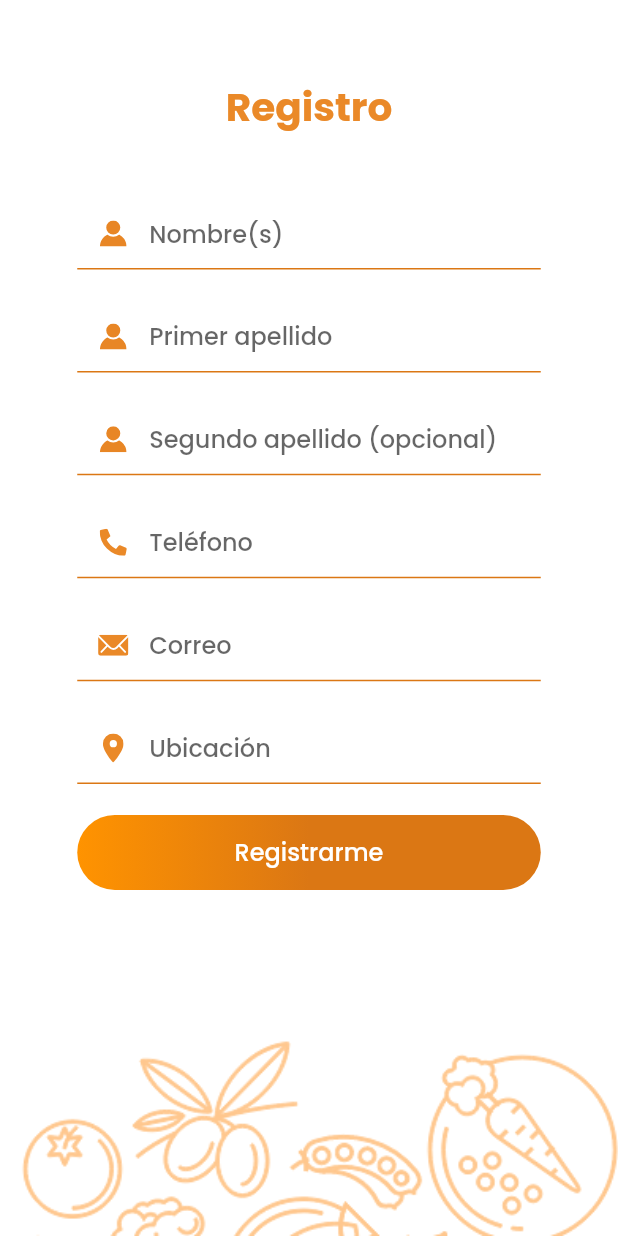
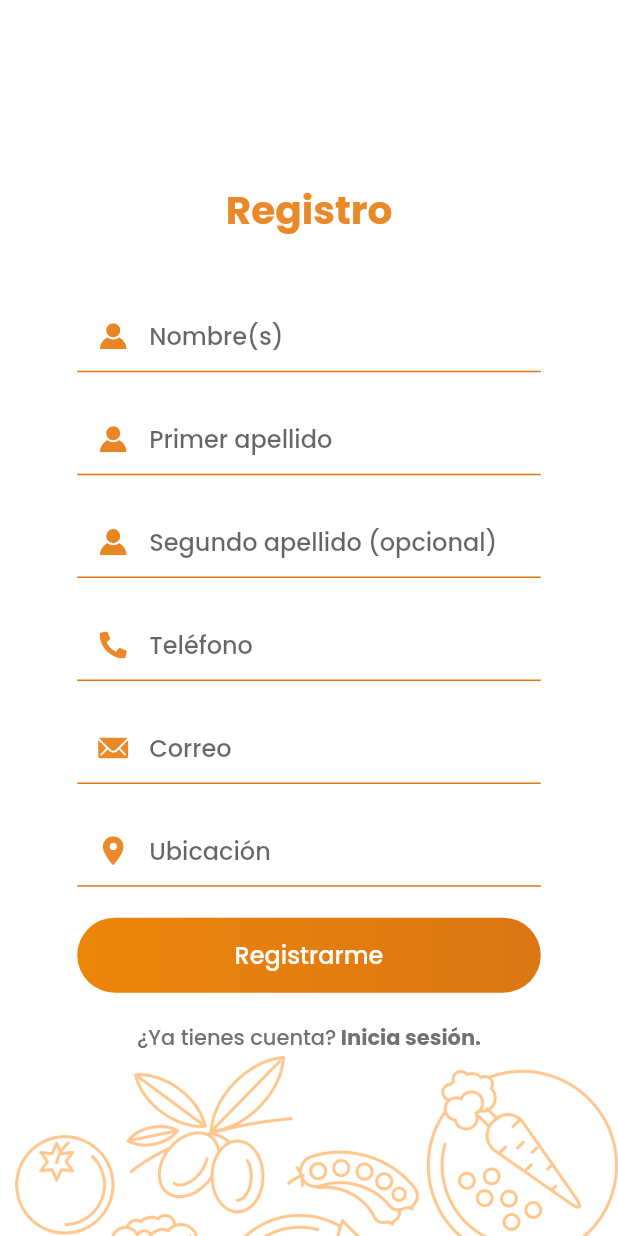
Before and after one commit to andyBbx/bookify, a Flutter app: the screen it shows after launch, after a tap on "Regístrate", on a phone screen of 412 x 824 dp. Run offline on Flutter 3.47's test engine with Material 2 defaults, Android fonts, the phone set to English and light mode, and no system bars; our stand-ins replace bloc, carousel_slider, flutter_bloc, flutter_rating_bar, flutter_svg.

Commit message:
Flow and graphic details

```diff
--- a/lib/constants/color.dart
+++ b/lib/constants/color.dart
@@ -24,7 +24,7 @@ Color frameColor = const Color(0xFFFFC68D);
 
 final LinearGradient appgradient = LinearGradient(
     colors: [gradient2, gradient1],
-    begin: const FractionalOffset(0.0, 0.0),
-    end: const FractionalOffset(0.5, 0.0),
+    begin: const FractionalOffset(-1.0, 0.0),
+    end: const FractionalOffset(1.0, 0.0),
     stops: const [0.0, 1.0],
     tileMode: TileMode.clamp);
--- a/lib/main.dart
+++ b/lib/main.dart
@@ -8,9 +8,14 @@ import 'presentation/screens/splash_screen.dart';
 import 'package:flutter_bloc/flutter_bloc.dart';
 import 'package:flutter_svg/svg.dart';
 import 'package:flutter/widgets.dart';
+import 'package:flutter/services.dart';
 
 void main() {
-  runApp(MyApp());
+  WidgetsFlutterBinding.ensureInitialized();
+  SystemChrome.setPreferredOrientations([DeviceOrientation.portraitUp])
+      .then((_) {
+    runApp(MyApp());
+  });
 }
 
 class MyApp extends StatelessWidget {
--- a/lib/presentation/screens/auth_screen/signup/register_screen.dart
+++ b/lib/presentation/screens/auth_screen/signup/register_screen.dart
@@ -1,6 +1,7 @@
 import 'package:bookify/constants/color.dart';
 import 'package:bookify/data/models/user.dart';
 import 'package:bookify/logics/cubit/signup_cubit.dart';
+import 'package:bookify/presentation/screens/auth_screen/login/login_screen.dart';
 import 'package:bookify/presentation/screens/home/home_screen.dart';
 import 'package:bookify/presentation/widgets/widgets.dart';
 import 'package:flutter/material.dart';
@@ -21,22 +22,30 @@ class RegisterScreen extends StatelessWidget {
         (MediaQuery.of(context).orientation == Orientation.landscape);
 
     return Container(
+      color: Colors.white,
+      child: Stack(
+        alignment: Alignment.bottomCenter,
+        children: [
+          Container(
+            height: 120,
             decoration: BoxDecoration(
-          color: Colors.white,
               image: DecorationImage(
                   fit: BoxFit.fitWidth,
-              alignment: Alignment.bottomCenter,
+                  alignment: Alignment.topCenter,
                   image: AssetImage(
                     !isLandccape
-                    ? "assets/images/pre_login_bottom_frame.png"
-                    : "assets/images/pre_login_bottom_frame.png",
-              ))),
-      child: Scaffold(
+                        ? "assets/halfPattern.png"
+                        : "assets/halfPattern.png",
+                  )),
+            ),
+          ),
+          Scaffold(
             backgroundColor: Colors.transparent,
             body: Form(
               key: _formKey,
               child: ListView(
-            padding: EdgeInsets.all(widht / 8),
+                padding: EdgeInsets.only(
+                    left: widht / 8, right: widht / 8, top: 120, bottom: 60),
                 children: [
                   // const SizedBox(
                   //   height: 100,
@@ -180,8 +189,8 @@ class RegisterScreen extends StatelessWidget {
                       onChanged: (val) {
                         userr.email = val;
                       },
-                  validator: (val) =>
-                      val.toString().length > 3 && val.toString().contains("@")
+                      validator: (val) => val.toString().length > 3 &&
+                              val.toString().contains("@")
                           ? null
                           : "Este campo es requerido",
                       keyboardType: TextInputType.emailAddress,
@@ -280,12 +289,35 @@ class RegisterScreen extends StatelessWidget {
                             );
                     },
                   ),
-              SizedBox(
-                height: 50,
-              )
+                  const SizedBox(
+                    height: 20,
+                  ),
+                  Row(
+                    mainAxisAlignment: MainAxisAlignment.center,
+                    children: [
+                      Text(
+                        "¿Ya tienes cuenta?",
+                        style: TextStyle(
+                            fontWeight: FontWeight.normal, color: textDrkgray),
+                      ),
+                      InkWell(
+                        onTap: () {
+                          Navigator.of(context).pushReplacement(
+                              MaterialPageRoute(
+                                  builder: (context) => LoginScreen()));
+                        },
+                        child: Text(" Inicia sesión.",
+                            style: TextStyle(
+                                fontWeight: FontWeight.bold,
+                                color: textDrkgray)),
+                      ),
+                    ],
+                  ),
                 ],
               ),
             ),
+          ),
+        ],
       ),
     );
   }
--- a/lib/presentation/screens/pre_login_screen.dart
+++ b/lib/presentation/screens/pre_login_screen.dart
@@ -23,34 +23,35 @@ class PreLoginScreen extends StatelessWidget {
       decoration: BoxDecoration(
           color: splash_background,
           image: DecorationImage(
-              fit: BoxFit.fitWidth,
+              fit: BoxFit.cover,
               alignment: Alignment.topCenter,
               image: AssetImage(
-                !isLandccape
-                    ? "assets/images/pre_login_bottom_frame.png"
-                    : "assets/images/pre_login_bottom_frame.png",
+                !isLandccape ? "assets/pattern.png" : "assets/pattern.png",
               ))),
       child: Scaffold(
         backgroundColor: Colors.transparent,
         body: Align(
           alignment: Alignment.bottomCenter,
-          child: Container(
+          child: Stack(
+            alignment: Alignment.bottomCenter,
+            children: [
+              Container(
                 padding: EdgeInsets.all(widht / 8),
                 height: height / 1.7,
                 width: double.infinity,
-            decoration: const BoxDecoration(
+                decoration: BoxDecoration(
                     color: Colors.white,
                     borderRadius: BorderRadius.only(
                         topLeft: Radius.circular(50),
-                    topRight: Radius.circular(50))),
+                        topRight: const Radius.circular(50))),
                 child: Column(
-              mainAxisAlignment: MainAxisAlignment.center,
+                  mainAxisAlignment: MainAxisAlignment.start,
                   crossAxisAlignment: CrossAxisAlignment.center,
                   children: [
                     SizedBox(
                         child: SvgPicture.asset(
                       "assets/logo_full.svg",
-                  width: widht / 2,
+                      width: widht / 1.8,
                     )),
                     SizedBox(
                       height: height / 20,
@@ -84,6 +85,20 @@ class PreLoginScreen extends StatelessWidget {
                     ),
                   ],
                 ),
+              ),
+              Container(
+                height: 130,
+                decoration: BoxDecoration(
+                    image: DecorationImage(
+                        fit: BoxFit.fitWidth,
+                        alignment: Alignment.topCenter,
+                        image: AssetImage(
+                          !isLandccape
+                              ? "assets/halfPattern.png"
+                              : "assets/halfPattern.png",
+                        )),),
+              ),
+            ],
           ),
         ),
       ),
--- a/lib/presentation/screens/splash_screen.dart
+++ b/lib/presentation/screens/splash_screen.dart
@@ -17,9 +17,12 @@ class SplashScreen extends StatelessWidget {
     bool isLandccape =
         (MediaQuery.of(context).orientation == Orientation.landscape);
 
-    Future.delayed(Duration(milliseconds: 3000), () {
-      Navigator.of(context).pushReplacement(
-          MaterialPageRoute(builder: (context) => PreLoginScreen()));
+    Future.delayed(Duration(milliseconds: 2000), () {
+      Navigator.pushAndRemoveUntil(
+          context,
+          MaterialPageRoute(
+              builder: (BuildContext context) => PreLoginScreen()),
+          ModalRoute.withName('/'));
     });
 
     return Scaffold(
@@ -33,9 +36,7 @@ class SplashScreen extends StatelessWidget {
             bottom: 0,
             child: Container(
               child: Image.asset(
-                !isTab()
-                    ? "assets/images/splash_frame.png"
-                    : "assets/images/splash_frame.png",
+                !isTab() ? "assets/pattern.png" : "assets/pattern.png",
                 color: frameColor.withOpacity(0.45),
                 fit: isTab() ? BoxFit.cover : BoxFit.cover,
               ),
```
Also changed, not shown: lib/presentation/screens/auth_screen/login/login_screen.dart (+26 -13 lines), lib/presentation/screens/mi_cuenta1_screen.dart (+6 -10 lines), assets/halfPattern.png (added), assets/images/caffee-restaurant-PH-1.png (added), assets/images/caffee-restaurant-PH33KBG.png (added), assets/pattern.png (added), assets/pattern.svg (added). Lines whose indentation alone changed are shown as unchanged.
